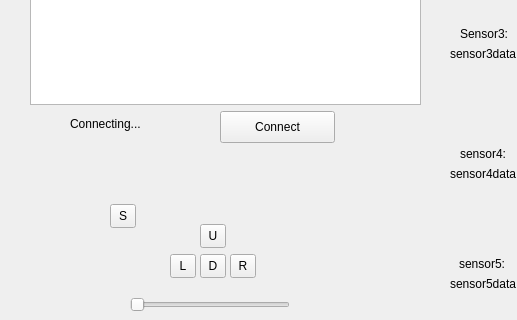
This is Kod/Styr_m/Styr_m/mapGUI/gui.ui in hansfilipelo/Kandidadprojekt as Qt 5 draws it before an edit; both pictures show x 0 to 517 and y 312 to 632 of the 946 by 791 pixel window. The edited form follows.
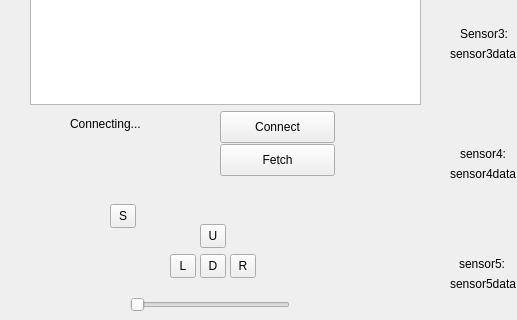
This is the edited form. Custom widgets are drawn as their Qt base class.

```diff
--- a/Kod/Styr_m/Styr_m/mapGUI/gui.ui
+++ b/Kod/Styr_m/Styr_m/mapGUI/gui.ui
@@ -415,6 +415,19 @@
      <string>S</string>
     </property>
    </widget>
+   <widget class="QPushButton" name="fetchButton">
+    <property name="geometry">
+     <rect>
+      <x>220</x>
+      <y>420</y>
+      <width>115</width>
+      <height>32</height>
+     </rect>
+    </property>
+    <property name="text">
+     <string>Fetch</string>
+    </property>
+   </widget>
   </widget>
   <widget class="QMenuBar" name="menuBar">
    <property name="geometry">
```
